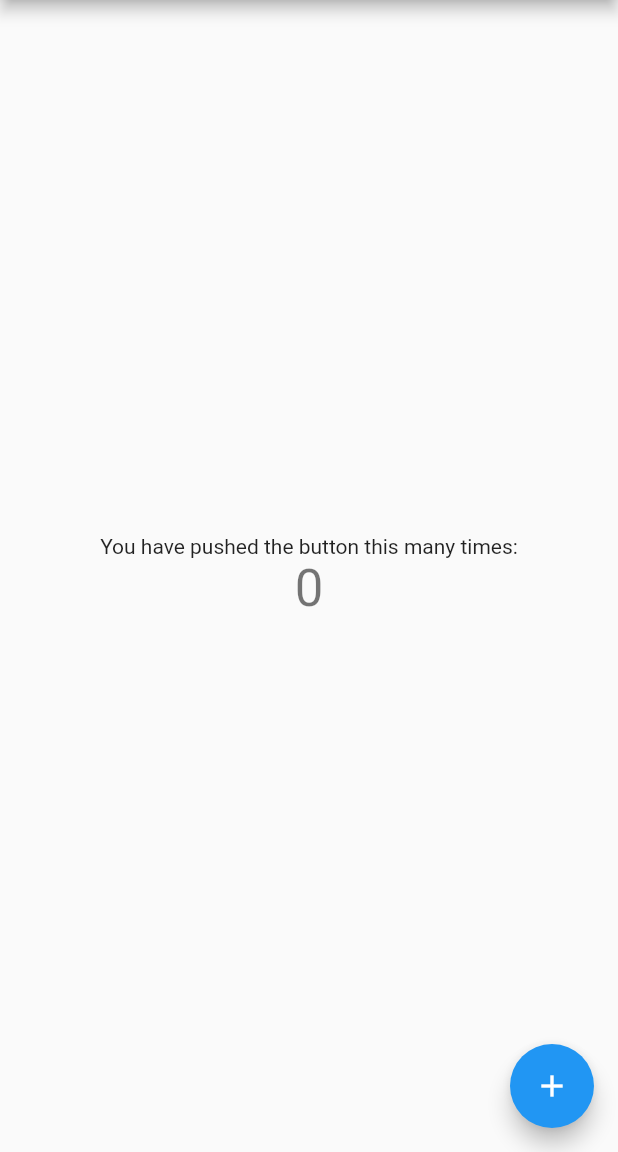
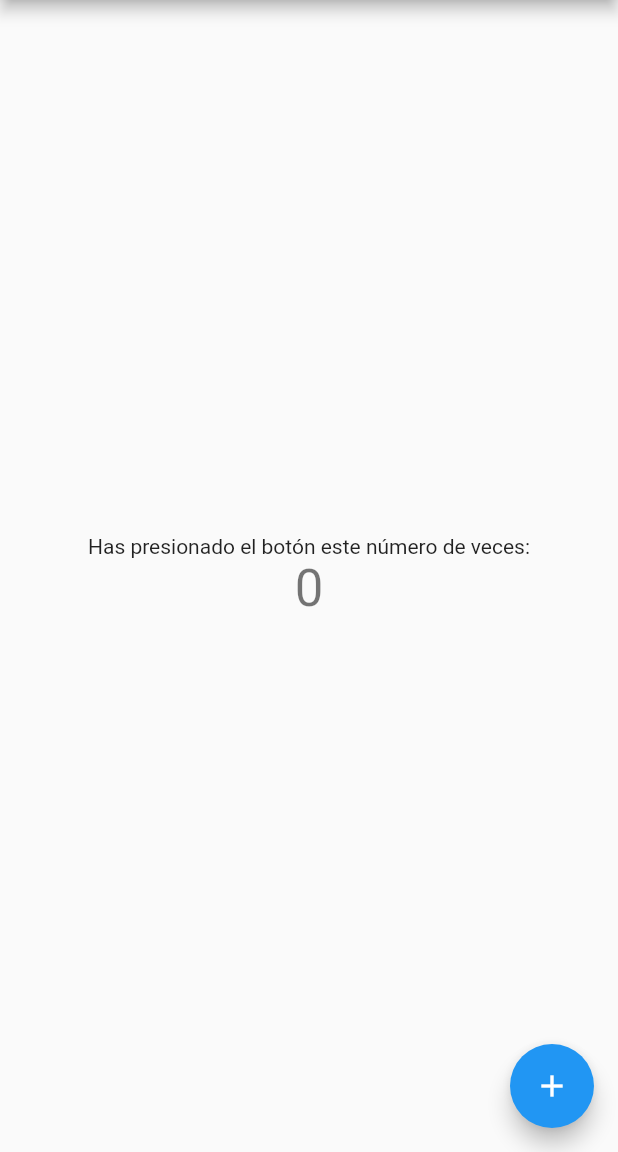
Before and after one commit to Susana1103/dmm, a Flutter app: the screen it shows after launch, on a phone screen of 412 x 824 dp, the part 84-1236 px from its top. Run offline on Flutter 3.47's test engine with Material 2 defaults, Android fonts, the phone set to English and light mode, and no system bars.

Commit message:
Segundo envío

```diff
--- a/lib/main.dart
+++ b/lib/main.dart
@@ -94,7 +94,7 @@ class _MyHomePageState extends State<MyHomePage> {
           mainAxisAlignment: MainAxisAlignment.center,
           children: <Widget>[
             Text(
-              'You have pushed the button this many times:',
+              'Has presionado el botón este número de veces:',
             ),
             Text(
               '$_counter',
```
